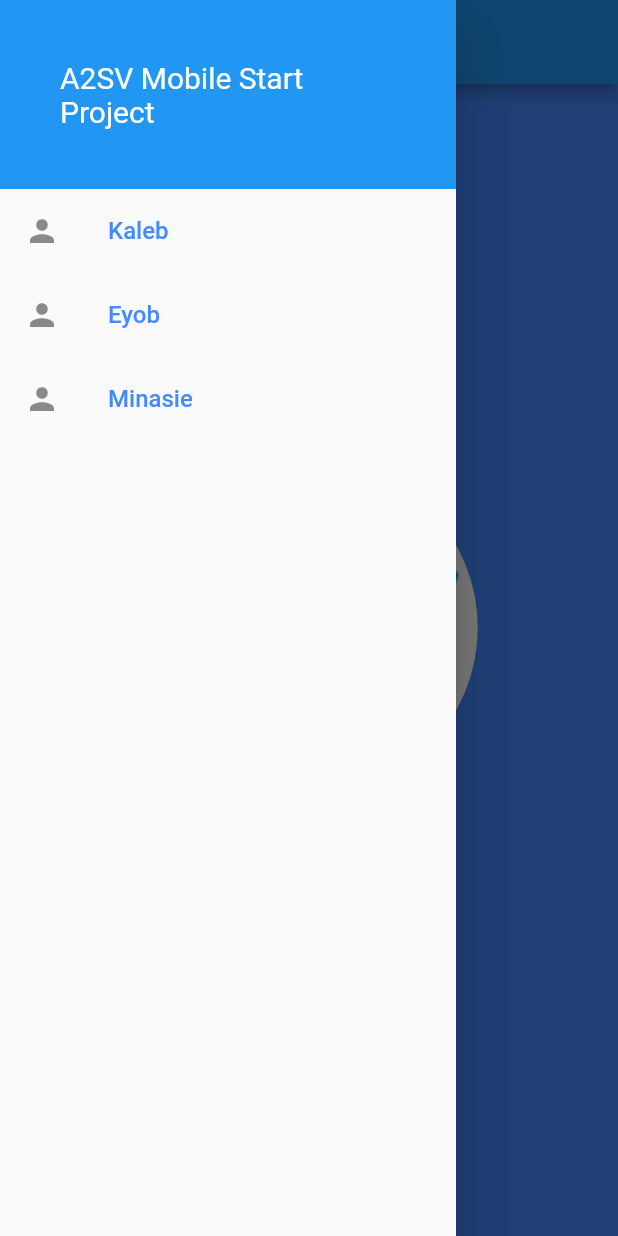
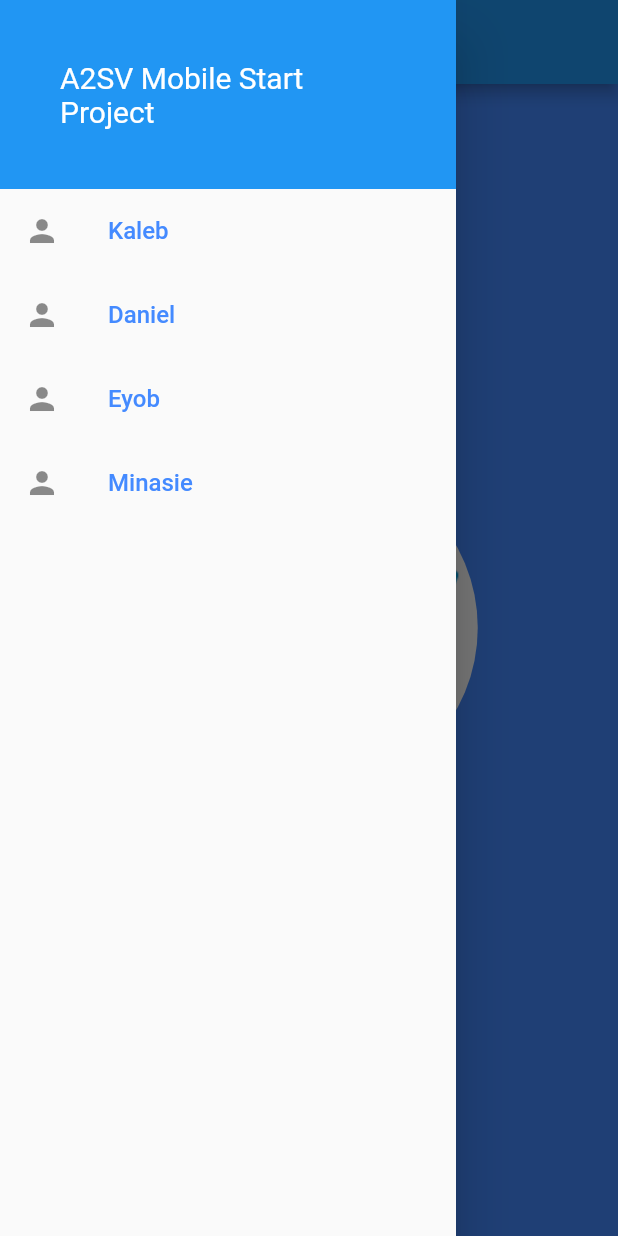
Before and after one commit to RealEskalate/Practice, a Flutter app: the screen it shows after launch, with the side drawer open, on a phone screen of 412 x 824 dp. Run offline on Flutter 3.47's test engine with Material 2 defaults, Android fonts, the phone set to English and light mode, and no system bars; our stand-ins replace bloc, flutter_bloc, google_fonts; Roboto replaces fonts that are missing (Piazzolla).

Commit message:
[Mobile] add static ui

```diff
--- a/starter_project_mobile/lib/route.dart
+++ b/starter_project_mobile/lib/route.dart
@@ -1,4 +1,5 @@
 import 'package:flutter/material.dart';
+import 'package:starter_project_mobile/screens/Screens.dart';
 import 'package:starter_project_mobile/screens/eyob_screen/eyob_page.dart';
 import 'package:starter_project_mobile/screens/home_page.dart';
 import 'package:starter_project_mobile/screens/kaleb_page.dart';
@@ -22,6 +23,10 @@ class PageRouter {
         return MaterialPageRoute(builder: (context) {
           return MinasiePage();
         });
+      case DanielPage.RouteName:
+        return MaterialPageRoute(builder: (context) {
+          return DanielPage();
+        });
     }
   }
 }
--- a/starter_project_mobile/lib/screens/Screens.dart
+++ b/starter_project_mobile/lib/screens/Screens.dart
@@ -1,4 +1,5 @@
 export 'kaleb_page.dart';
+export 'daniel_page.dart';
 export 'eyob_screen/eyob_page.dart';
 export 'home_page.dart';
 export 'main_drawer.dart';
--- a/starter_project_mobile/lib/screens/main_drawer.dart
+++ b/starter_project_mobile/lib/screens/main_drawer.dart
@@ -1,9 +1,9 @@
 import 'package:flutter/cupertino.dart';
 import 'package:flutter/material.dart';
 import 'package:google_fonts/google_fonts.dart';
+import 'package:starter_project_mobile/screens/Screens.dart';
 import 'package:starter_project_mobile/screens/kaleb_page.dart';
 import 'package:starter_project_mobile/screens/minasie_page.dart';
-
 import 'eyob_screen/eyob_page.dart';
 
 class MainDrawer extends StatelessWidget {
@@ -42,6 +42,18 @@ class MainDrawer extends StatelessWidget {
                 Navigator.of(context).pushNamed(KalebPage.RouteName);
               }),
           ListTile(
+              leading: Icon(Icons.person),
+              title: Text(
+                "Daniel",
+                style: TextStyle(
+                  color: Colors.blueAccent,
+                  fontSize: 16.0,
+                ),
+              ),
+              onTap: () {
+                Navigator.of(context).pushNamed(DanielPage.RouteName);
+              }),
+          ListTile(
             leading: Icon(Icons.person),
             title: Text(
               "Eyob",
```
Also changed, not shown: starter_project_mobile/lib/screens/daniel_page.dart (added, +58 -0 lines), 1 other file.
